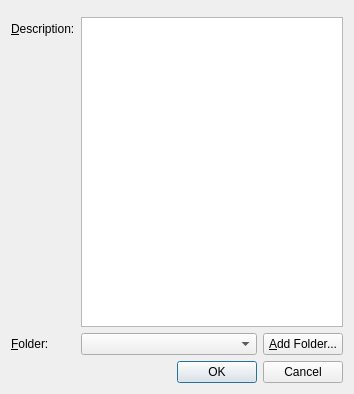
First picture: the form in src/lib/marble/EditBookmarkDialog.ui, repository KDE/marble, before the edit.
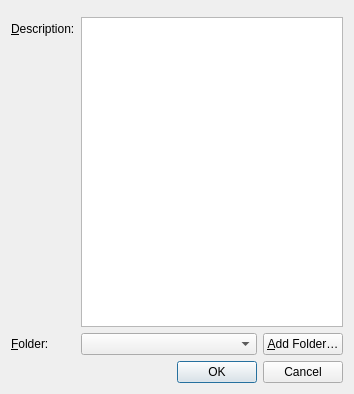
Second picture: the form after the edit. Custom widgets are drawn as their Qt base class.

The edit to the form file:
```diff
--- a/src/lib/marble/EditBookmarkDialog.ui
+++ b/src/lib/marble/EditBookmarkDialog.ui
@@ -76,7 +76,7 @@
        <item>
         <widget class="QPushButton" name="m_newFolderButton">
          <property name="text">
-          <string>&amp;Add Folder...</string>
+          <string>&amp;Add Folder…</string>
          </property>
         </widget>
        </item>
```
